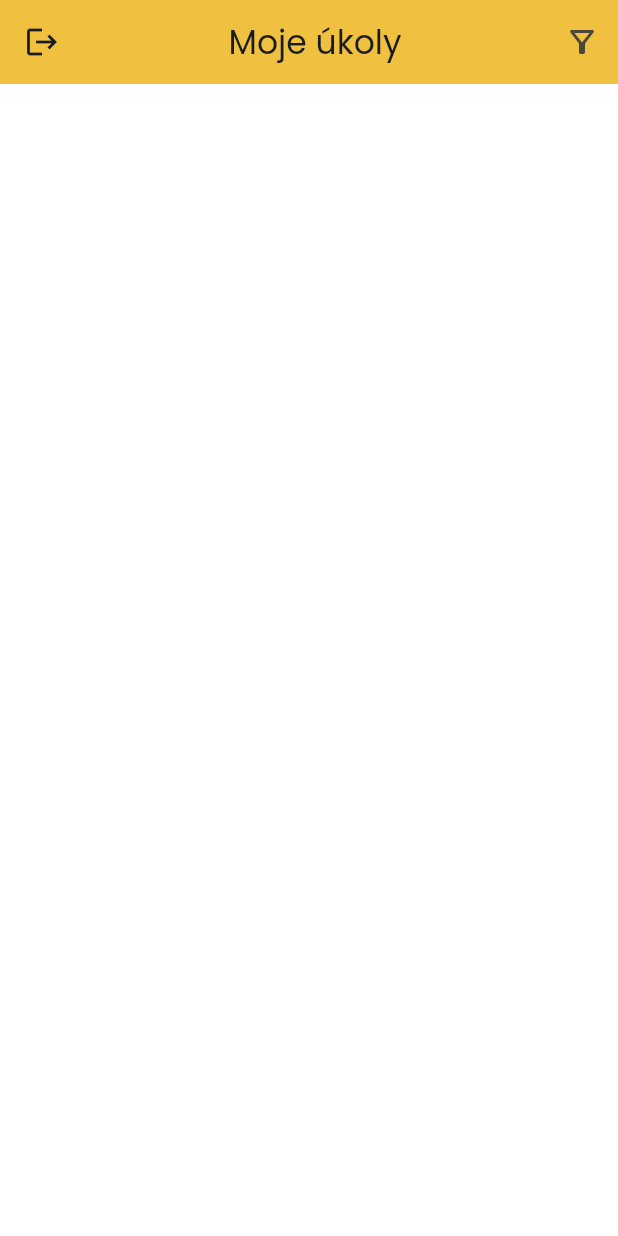
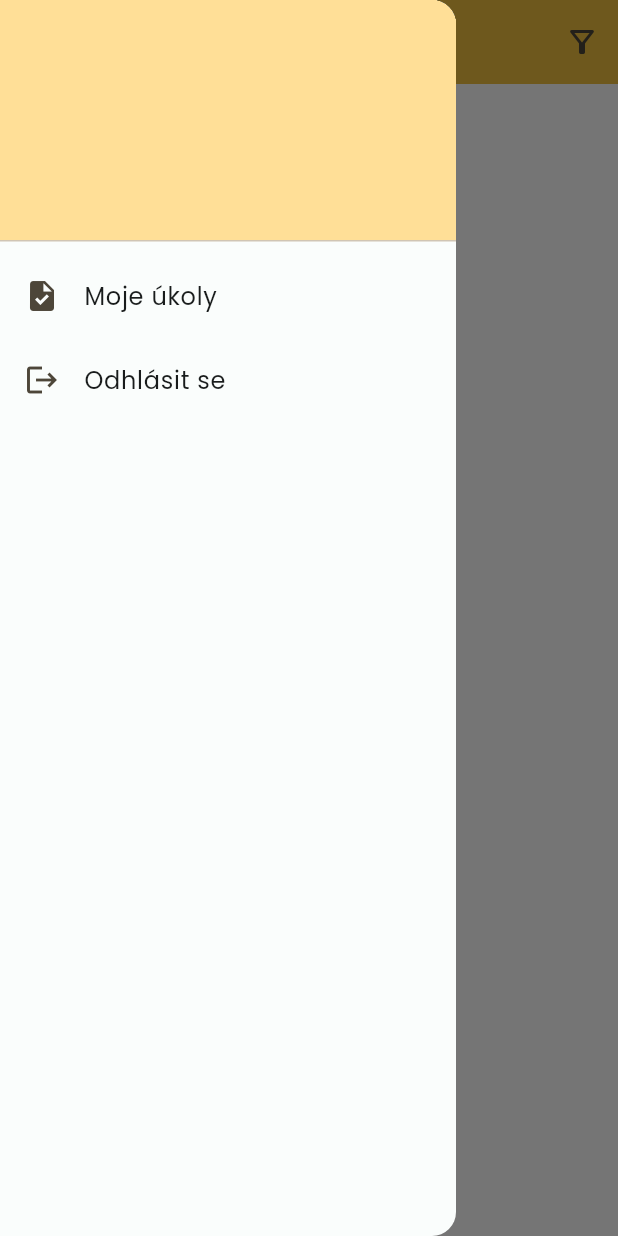
Before and after one commit to mrnavdal/e_telka, a Flutter app: the TasksPage screen opened by its route, with the side drawer open (before the commit the screen has no drawer), on a phone screen of 412 x 824 dp. Run offline on Flutter 3.47's test engine with Material 3 defaults, Android fonts, the light colour scheme and no system bars; our stand-ins replace cloud_firestore, equatable, firebase_auth, firebase_core, flutter_animate, fluttertoast and 3 more; missing offline and left inert: firebase_ui_auth; accounts and stored records are empty; statements that could not run were skipped.

Commit message:
Hamburger ikona a drawer. Základ obrazovky všech úkolů

```diff
--- a/lib/tasks/presentation/tasks_view.dart
+++ b/lib/tasks/presentation/tasks_view.dart
@@ -39,17 +39,50 @@ class _TasksPageState extends State<TasksPage> {
     final filterIcon = logic.areTasksFiltered
         ? const Icon(Icons.filter_alt)
         : const Icon(Icons.filter_alt_outlined);
+    bool isCurrentUserSuper =
+        FirebaseAuth.instance.currentUser?.email == 'vyroba@vecicky.cz';
     return Scaffold(
+      drawer: Drawer(
+        child: ListView(
+          padding: EdgeInsets.zero,
+          children: <Widget>[
+            DrawerHeader(
+              decoration: BoxDecoration(
+                color: colorScheme.primaryContainer,
+              ),
+              // TODO: Add user profile information
+              child: Text(FirebaseAuth.instance.currentUser?.displayName ?? ""),
+            ),
+            ListTile(
+              leading: const Icon(Icons.task),
+              title: const Text('Moje úkoly'),
+              onTap: () {
+                Get.back();
+              },
+            ),
+            isCurrentUserSuper
+                ? ListTile(
+                    leading: const Icon(Icons.list),
+                    title: const Text('Všechny úkoly'),
+                    onTap: () {
+                      Get.toNamed('/all-tasks');
+                    },
+                  )
+                : Container(),
+            ListTile(
+              leading: const Icon(Icons.logout),
+              title: const Text('Odhlásit se'),
+              onTap: () {
+                FirebaseAuth.instance.signOut();
+                Get.offAllNamed('/sign-in');
+              },
+            ),
+          ],
+        ),
+      ),
       appBar: AppBar(
         backgroundColor: Theme.of(context).colorScheme.inversePrimary,
         title: const Center(child: Text('Moje úkoly')),
-        leading: IconButton(
-          onPressed: () {
-            FirebaseAuth.instance.signOut();
-            Get.offAllNamed('/sign-in');
-          },
-          icon: const Icon(Icons.logout),
-        ),
         actions: [
           IconButton(
               onPressed: () => showFilterDialog(context).then((value) {
```
Also changed, not shown: lib/main.dart (+8 -3 lines), lib/tasks/presentation/pages/all_tasks_page.dart (added, +92 -0 lines), lib/tasks/presentation/pages/my_tasks_page.dart (added).
